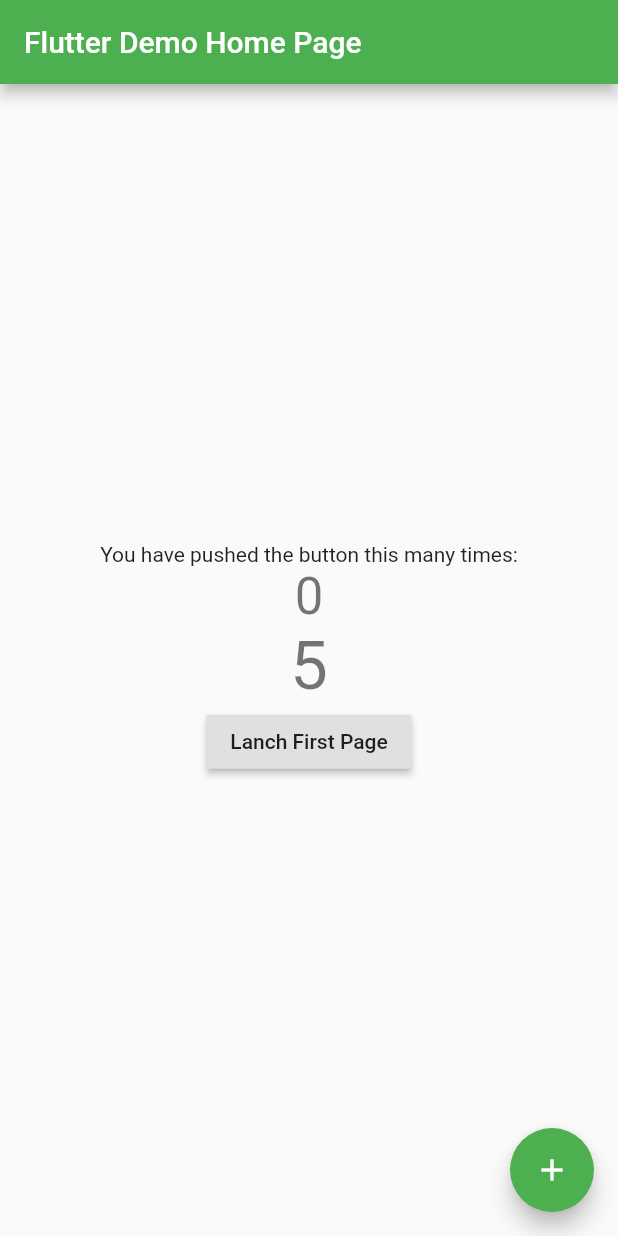
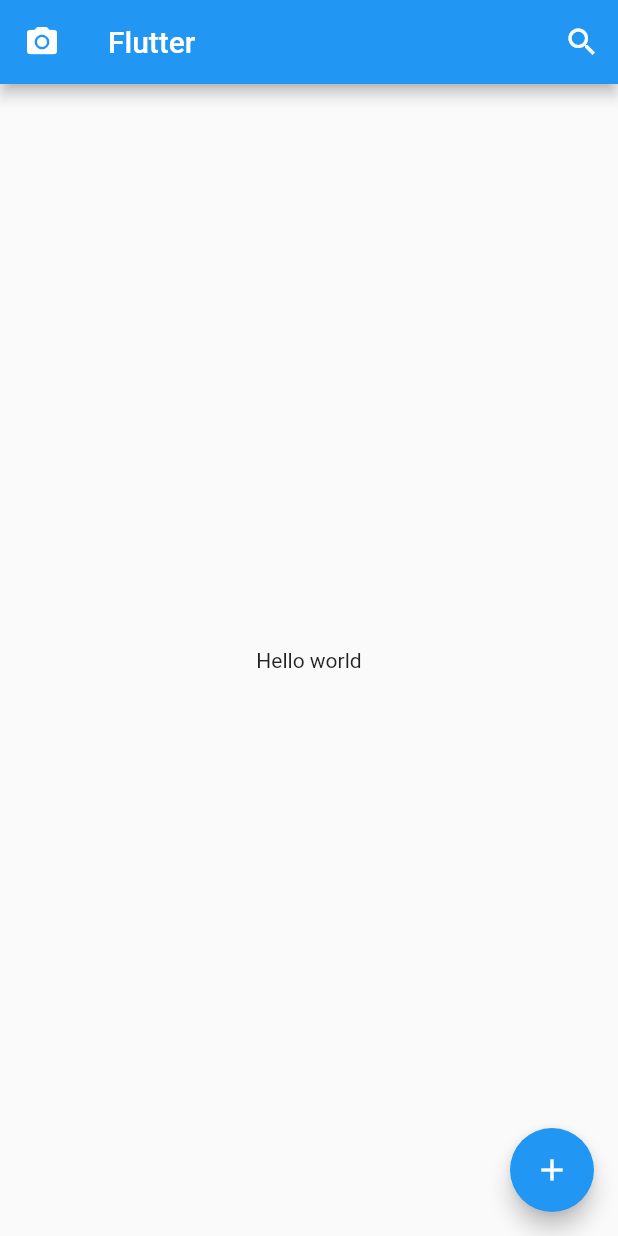
Before and after one commit to tianshaojie/flutter_practice, a Flutter app: the screen it shows after launch, on a phone screen of 412 x 824 dp. Run offline on Flutter 3.47's test engine with Material 2 defaults, Android fonts, the phone set to English and light mode, and no system bars.

Commit message:
main page

```diff
--- a/lib/main.dart
+++ b/lib/main.dart
@@ -1,125 +1,49 @@
 import 'package:flutter/material.dart';
 import 'FirstScreen.dart';
-import 'SecondScreen.dart';
 
-void main() => runApp(MyApp());
 
-class MyApp extends StatelessWidget {
-  // This widget is the root of your application.
-  @override
-  Widget build(BuildContext context) {
-    return MaterialApp(
-      title: 'Flutter Demo',
-      theme: ThemeData(
-        // This is the theme of your application.
-        //
-        // Try running your application with "flutter run". You'll see the
-        // application has a blue toolbar. Then, without quitting the app, try
-        // changing the primarySwatch below to Colors.green and then invoke
-        // "hot reload" (press "r" in the console where you ran "flutter run",
-        // or simply save your changes to "hot reload" in a Flutter IDE).
-        // Notice that the counter didn't reset back to zero; the application
-        // is not restarted.
-        primarySwatch: Colors.green,
-      ),
-      home: MyHomePage(title: 'Flutter Demo Home Page'),
-    );
-  }
+void main() {
+  runApp(new MaterialApp(
+    title: 'Flutter',
+    home: new Main(),
+  ));
 }
 
-class MyHomePage extends StatefulWidget {
-  MyHomePage({Key key, this.title}) : super(key: key);
-
-  // This widget is the home page of your application. It is stateful, meaning
-  // that it has a State object (defined below) that contains fields that affect
-  // how it looks.
-
-  // This class is the configuration for the state. It holds the values (in this
-  // case the title) provided by the parent (in this case the App widget) and
-  // used by the build method of the State. Fields in a Widget subclass are
-  // always marked "final".
-
-  final String title;
-
-  @override
-  _MyHomePageState createState() => _MyHomePageState();
-}
-
-class _MyHomePageState extends State<MyHomePage> {
-  int _counter = 0;
-  int _counter1 = 5;
-
-  void _incrementCounter() {
-    setState(() {
-      // This call to setState tells the Flutter framework that something has
-      // changed in this State, which causes it to rerun the build method below
-      // so that the display can reflect the updated values. If we changed
-      // _counter without calling setState(), then the build method would not be
-      // called again, and so nothing would appear to happen.
-      _counter++;
-      _counter1+=10;
-    });
-  }
+class Main extends StatelessWidget {
 
   @override
   Widget build(BuildContext context) {
-    // This method is rerun every time setState is called, for instance as done
-    // by the _incrementCounter method above.
-    //
-    // The Flutter framework has been optimized to make rerunning build methods
-    // fast, so that you can just rebuild anything that needs updating rather
-    // than having to individually change instances of widgets.
-    return Scaffold(
-      appBar: AppBar(
-        // Here we take the value from the MyHomePage object that was created by
-        // the App.build method, and use it to set our appbar title.
-        title: Text(widget.title),
+    return new Scaffold(
+      appBar: new AppBar(
+        leading: new IconButton(
+            icon: new Icon(
+              Icons.camera_alt,
+              color: Colors.white,
+            ),
+            tooltip: 'Navigation Menu',
+            onPressed: null
+        ),
+        title: new Text('Flutter'),
+        actions: <Widget>[
+          new IconButton(
+              icon: new Icon(
+                Icons.search,
+                color: Colors.white,
+              ),
+              tooltip: 'Search',
+              onPressed: null
+          )
+        ],
       ),
-      body: Center(
-        // Center is a layout widget. It takes a single child and positions it
-        // in the middle of the parent.
-        child: Column(
-          // Column is also layout widget. It takes a list of children and
-          // arranges them vertically. By default, it sizes itself to fit its
-          // children horizontally, and tries to be as tall as its parent.
-          //
-          // Invoke "debug painting" (press "p" in the console, choose the
-          // "Toggle Debug Paint" action from the Flutter Inspector in Android
-          // Studio, or the "Toggle Debug Paint" command in Visual Studio Code)
-          // to see the wireframe for each widget.
-          //
-          // Column has various properties to control how it sizes itself and
-          // how it positions its children. Here we use mainAxisAlignment to
-          // center the children vertically; the main axis here is the vertical
-          // axis because Columns are vertical (the cross axis would be
-          // horizontal).
-          mainAxisAlignment: MainAxisAlignment.center,
-          children: <Widget>[
-            Text(
-              'You have pushed the button this many times:',
-            ),
-            Text(
-              '$_counter',
-              style: Theme.of(context).textTheme.display1,
-            ),
-            Text(
-              '$_counter1',
-              style: Theme.of(context).textTheme.display2,
-            ),
-            RaisedButton(
-              child: new Text("Lanch First Page"),
-              onPressed: () {
-                Navigator.push(context, new MaterialPageRoute(builder: (context) => new FirstScreen()));
-              },
-            ),
-          ],
-        ),
+      body: new Center(
+        child: new Text('Hello world'),
       ),
-      floatingActionButton: FloatingActionButton(
-        onPressed: _incrementCounter,
-        tooltip: 'Increment',
-        child: Icon(Icons.add),
-      ), // This trailing comma makes auto-formatting nicer for build methods.
+      floatingActionButton: new FloatingActionButton(
+        tooltip: 'Add',
+        child: new Icon(Icons.add),
+        onPressed: null
+      ),
     );
   }
+
 }
```
Also changed, not shown: 1 other file.
